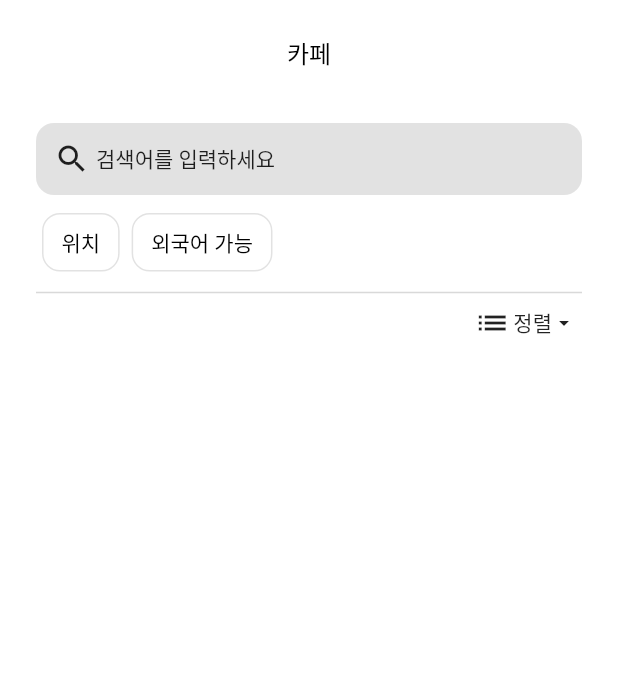
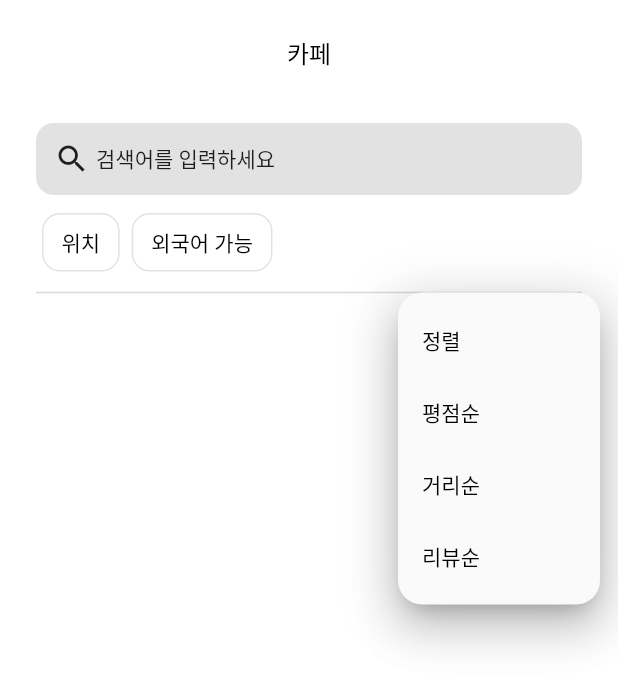
Before and after one commit to pebbla/ask-watson-app, a Flutter app: the CafeScreen screen opened directly, after a tap on "정렬", on a phone screen of 412 x 824 dp. Shown: the top 687 px of the screen. Run offline on Flutter 3.47's test engine with Material 2 defaults, Android fonts, the phone set to English and light mode, and no system bars; our stand-ins replace dio, logger; missing offline and left inert: flutter_naver_login, kakao_flutter_sdk_user; network calls fail.

Commit message:
feat: 정렬조건 초기 UI

```diff
--- a/lib/src/presentation/cafe/cafe_screen.dart
+++ b/lib/src/presentation/cafe/cafe_screen.dart
@@ -1,3 +1,5 @@
+import 'dart:io';
+
 import 'package:ask_watson_app/src/config/theme/colors.dart';
 import 'package:ask_watson_app/src/config/theme/text_style.dart';
 import 'package:ask_watson_app/src/data/model/cafe.dart';
@@ -29,7 +31,7 @@ class CafeScreen extends StatelessWidget {
               _searchBar(context),
               _selectConditionWidget(),
               const Divider(color: MyColor.lightGrey, thickness: 1),
-              _sortingConditionBtn(),
+              _sortingConditionBtn(context),
               _cafeListWidget(viewModel.cafeList),
             ],
           ),
@@ -90,21 +92,45 @@ class CafeScreen extends StatelessWidget {
 
 
   // 정렬 조건 선택 위젯
-  Widget _sortingConditionBtn() {
-    return GestureDetector(
-      onTap: () {
-        // TODO : 정렬 조건 drawer 나타내기
-      },
+  Widget _sortingConditionBtn(BuildContext context) {
+    final viewModel = context.watch<CafeViewModel>();
+
+    return Align(
+      alignment: Alignment.bottomRight,
       child: Container(
-        padding: const EdgeInsets.symmetric(horizontal: 4),
-        child: Row(
-          mainAxisAlignment: MainAxisAlignment.end,
-          children: const [
-            Icon(Icons.list),
-            Padding(padding: EdgeInsets.all(1)),
-            Text("정렬"),
-            Icon(Icons.arrow_drop_down_sharp, size: 16),
-          ],
+        padding: EdgeInsets.symmetric(horizontal: 12),
+        child: DropdownButton(
+          value: viewModel.sortingCondition,
+          icon: const Icon(Icons.arrow_drop_down_sharp),
+          elevation: 16,
+          style: const TextStyle(color: Colors.black),
+
+          borderRadius: BorderRadius.all(Radius.circular(16)),
+          onChanged: (String? value) {
+            viewModel.onChanged(value!);
+          },
+            items: const [
+              DropdownMenuItem(child: Text("정렬"), value: "정렬", enabled: false),
+              DropdownMenuItem(child: Text("평점순"), value: "평점"),
+              DropdownMenuItem(child: Text("거리순"), value: "거리"),
+              DropdownMenuItem(child: Text("리뷰순"), value: "리뷰"),
+            ],
+          selectedItemBuilder: (context) {
+            return [
+              DropdownMenuItem(
+                  child: Row(children: [Icon(Icons.list), Padding(padding: EdgeInsets.all(4)), Text("정렬")]),
+                  value: "정렬"),
+              DropdownMenuItem(
+                  child: Row(children: [Icon(Icons.check), Padding(padding: EdgeInsets.all(4)), Text("평점순")]),
+                  value: "평점"),
+              DropdownMenuItem(
+                  child: Row(children: [Icon(Icons.check), Padding(padding: EdgeInsets.all(4)), Text("거리순")]),
+                  value: "거리"),
+              DropdownMenuItem(
+                  child: Row(children: [Icon(Icons.check), Padding(padding: EdgeInsets.all(4)), Text("리뷰순")]),
+                  value: "리뷰"),
+            ];
+          },
         ),
       ),
     );
--- a/lib/src/presentation/cafe/cafe_view_model.dart
+++ b/lib/src/presentation/cafe/cafe_view_model.dart
@@ -6,10 +6,17 @@ class CafeViewModel extends ChangeNotifier {
   List<Cafe> _cafeList = [];
   List<Cafe> get cafeList => _cafeList;
 
+  String _sortingCondition = "정렬";
+  String get sortingCondition => _sortingCondition;
+
   set cafeList(List<Cafe> cafeList) {
     _cafeList = cafeList;
   }
 
-
+  // 정렬 조건 변경 시
+  void onChanged (String value) {
+    _sortingCondition = value;
+    notifyListeners();
+  }
 
 }
```
